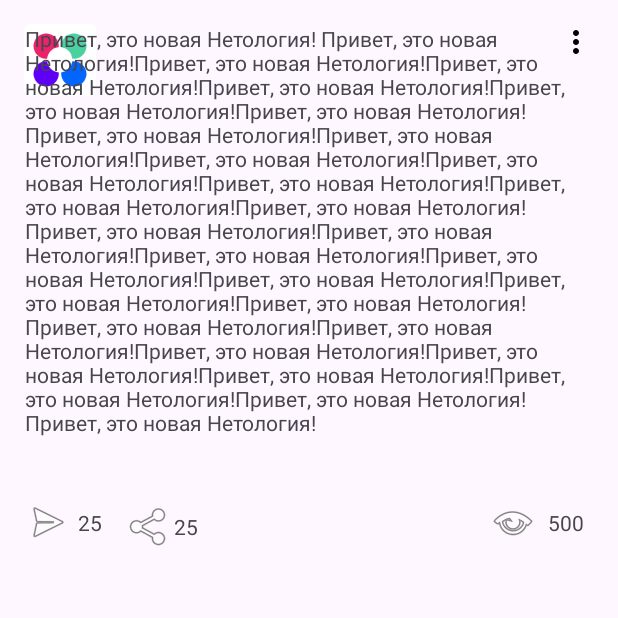
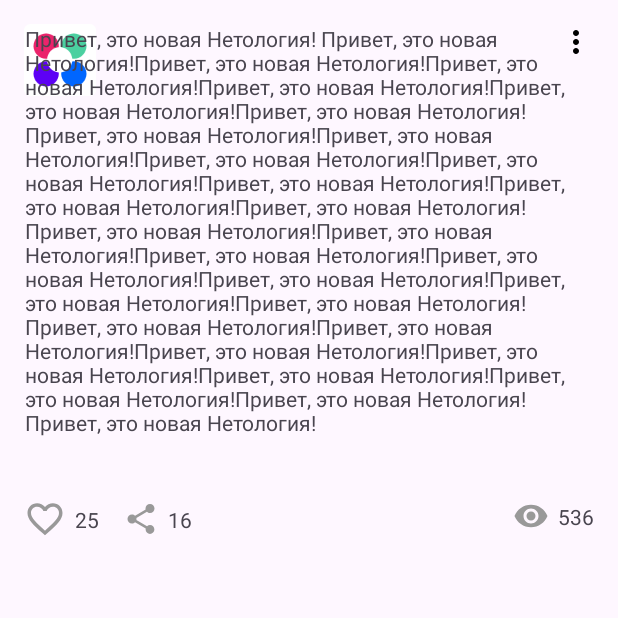
Before and after one commit to katerinova92/Android_HW1, an Android app: the screen it shows after launch (MainActivity), on a phone screen of 412 x 824 dp, the top half of it. Run offline under Robolectric (Android 15) with nearby library versions, the phone set to English and light mode, and no system bars.

Commit message:
Icons changed, names fixed

```diff
--- /dev/null
+++ b/app/src/main/res/drawable/ic_like_24.xml
@@ -0,0 +1,5 @@
+<vector android:height="24dp" android:tint="#999999"
+    android:viewportHeight="24" android:viewportWidth="24"
+    android:width="24dp" xmlns:android="http://schemas.android.com/apk/res/android">
+    <path android:fillColor="@android:color/white" android:pathData="M16.5,3c-1.74,0 -3.41,0.81 -4.5,2.09C10.91,3.81 9.24,3 7.5,3 4.42,3 2,5.42 2,8.5c0,3.78 3.4,6.86 8.55,11.54L12,21.35l1.45,-1.32C18.6,15.36 22,12.28 22,8.5 22,5.42 19.58,3 16.5,3zM12.1,18.55l-0.1,0.1 -0.1,-0.1C7.14,14.24 4,11.39 4,8.5 4,6.5 5.5,5 7.5,5c1.54,0 3.04,0.99 3.57,2.36h1.87C13.46,5.99 14.96,5 16.5,5c2,0 3.5,1.5 3.5,3.5 0,2.89 -3.14,5.74 -7.9,10.05z"/>
+</vector>
--- /dev/null
+++ b/app/src/main/res/drawable/ic_share_24.xml
@@ -0,0 +1,5 @@
+<vector android:height="24dp" android:tint="#999999"
+    android:viewportHeight="24" android:viewportWidth="24"
+    android:width="24dp" xmlns:android="http://schemas.android.com/apk/res/android">
+    <path android:fillColor="@android:color/white" android:pathData="M18,16.08c-0.76,0 -1.44,0.3 -1.96,0.77L8.91,12.7c0.05,-0.23 0.09,-0.46 0.09,-0.7s-0.04,-0.47 -0.09,-0.7l7.05,-4.11c0.54,0.5 1.25,0.81 2.04,0.81 1.66,0 3,-1.34 3,-3s-1.34,-3 -3,-3 -3,1.34 -3,3c0,0.24 0.04,0.47 0.09,0.7L8.04,9.81C7.5,9.31 6.79,9 6,9c-1.66,0 -3,1.34 -3,3s1.34,3 3,3c0.79,0 1.5,-0.31 2.04,-0.81l7.12,4.16c-0.05,0.21 -0.08,0.43 -0.08,0.65 0,1.61 1.31,2.92 2.92,2.92 1.61,0 2.92,-1.31 2.92,-2.92s-1.31,-2.92 -2.92,-2.92z"/>
+</vector>
--- /dev/null
+++ b/app/src/main/res/drawable/ic_views_24.xml
@@ -0,0 +1,5 @@
+<vector android:height="24dp" android:tint="#999999"
+    android:viewportHeight="24" android:viewportWidth="24"
+    android:width="24dp" xmlns:android="http://schemas.android.com/apk/res/android">
+    <path android:fillColor="@android:color/white" android:pathData="M12,4.5C7,4.5 2.73,7.61 1,12c1.73,4.39 6,7.5 11,7.5s9.27,-3.11 11,-7.5c-1.73,-4.39 -6,-7.5 -11,-7.5zM12,17c-2.76,0 -5,-2.24 -5,-5s2.24,-5 5,-5 5,2.24 5,5 -2.24,5 -5,5zM12,9c-1.66,0 -3,1.34 -3,3s1.34,3 3,3 3,-1.34 3,-3 -1.34,-3 -3,-3z"/>
+</vector>
--- a/app/src/main/res/layout/activity_main.xml
+++ b/app/src/main/res/layout/activity_main.xml
@@ -79,64 +79,63 @@
         app:constraint_referenced_ids="postText" />
 
     <ImageView
-        android:id="@+id/imageView7"
+        android:id="@+id/icLiked"
+        android:layout_width="28dp"
+        android:layout_height="28dp"
+        android:layout_marginTop="16dp"
+        app:layout_constraintStart_toStartOf="parent"
+        app:layout_constraintTop_toBottomOf="@+id/postText"
+        app:srcCompat="@drawable/ic_like_24" />
+
+    <TextView
+        android:id="@+id/likesNumber"
+        android:layout_width="wrap_content"
+        android:layout_height="wrap_content"
+        android:layout_marginStart="6dp"
+        android:text="@string/likesNumber"
+        app:layout_constraintBottom_toBottomOf="@+id/icLiked"
+        app:layout_constraintStart_toEndOf="@+id/icLiked"
+        app:layout_constraintTop_toTopOf="@+id/icLiked" />
+
+    <ImageView
+        android:id="@+id/shared"
+        android:layout_width="wrap_content"
+        android:layout_height="wrap_content"
+        android:layout_marginStart="16dp"
+        app:layout_constraintBottom_toBottomOf="@+id/likesNumber"
+        app:layout_constraintStart_toEndOf="@+id/likesNumber"
+        app:layout_constraintTop_toTopOf="@+id/likesNumber"
+        app:srcCompat="@drawable/ic_share_24" />
+
+    <TextView
+        android:id="@+id/sharedNumber"
+        android:layout_width="wrap_content"
+        android:layout_height="wrap_content"
+        android:layout_marginStart="6dp"
+        android:text="@string/sharedNum"
+        app:layout_constraintBottom_toBottomOf="@+id/shared"
+        app:layout_constraintStart_toEndOf="@+id/shared"
+        app:layout_constraintTop_toTopOf="@+id/shared" />
+
+    <ImageView
+        android:id="@+id/views"
         android:layout_width="wrap_content"
         android:layout_height="wrap_content"
         android:layout_marginTop="16dp"
-        app:layout_constraintStart_toStartOf="parent"
+        android:layout_marginEnd="30dp"
+        app:layout_constraintEnd_toEndOf="parent"
         app:layout_constraintTop_toBottomOf="@+id/postText"
-        app:srcCompat="@android:drawable/ic_menu_send" />
+        app:srcCompat="@drawable/ic_views_24" />
 
     <TextView
-        android:id="@+id/likes"
+        android:id="@+id/viewsNumber"
         android:layout_width="wrap_content"
         android:layout_height="wrap_content"
-        android:text="@string/_25"
-        android:layout_marginTop="16dp"
-        android:layout_marginStart="4dp"
-        app:layout_constraintBottom_toBottomOf="@+id/imageView7"
-        app:layout_constraintStart_toEndOf="@+id/imageView7"
-        app:layout_constraintTop_toBottomOf="@+id/postText" />
-
-    <ImageView
-        android:id="@+id/imageView8"
-        android:layout_width="wrap_content"
-        android:layout_height="wrap_content"
-        android:layout_marginTop="6dp"
-        android:layout_marginStart="16dp"
-        app:layout_constraintBottom_toBottomOf="@+id/likes"
-        app:layout_constraintStart_toEndOf="@+id/likes"
-        app:layout_constraintTop_toTopOf="@+id/likes"
-        app:srcCompat="@android:drawable/ic_menu_share" />
-
-    <TextView
-        android:id="@+id/shared"
-        android:layout_width="wrap_content"
-        android:layout_height="wrap_content"
-        android:text="@string/sharedNumber"
-        app:layout_constraintBottom_toBottomOf="@+id/imageView8"
-        app:layout_constraintStart_toEndOf="@+id/imageView8"
-        app:layout_constraintTop_toTopOf="@+id/imageView8" />
-
-    <ImageView
-        android:id="@+id/imageView9"
-        android:layout_width="wrap_content"
-        android:layout_height="wrap_content"
-        android:layout_marginTop="16dp"
-        android:layout_marginEnd="38dp"
-        app:layout_constraintEnd_toEndOf="parent"
-        app:layout_constraintTop_toBottomOf="@+id/postText"
-        app:srcCompat="@android:drawable/ic_menu_view" />
-
-    <TextView
-        android:id="@+id/views"
-        android:layout_width="wrap_content"
-        android:layout_height="wrap_content"
-        android:text="500"
-        app:layout_constraintBottom_toBottomOf="@+id/imageView9"
-        app:layout_constraintEnd_toEndOf="parent"
-        app:layout_constraintStart_toEndOf="@+id/imageView9"
-        app:layout_constraintTop_toTopOf="@+id/imageView9" />
+        android:layout_marginStart="6dp"
+        android:text="@string/viewsNumber"
+        app:layout_constraintBottom_toBottomOf="@+id/views"
+        app:layout_constraintStart_toEndOf="@+id/views"
+        app:layout_constraintTop_toTopOf="@+id/views" />
 
 
 </androidx.constraintlayout.widget.ConstraintLayout>
--- a/app/src/main/res/values/strings.xml
+++ b/app/src/main/res/values/strings.xml
@@ -4,7 +4,8 @@
     <string name="author">Netology. IT University</string>
     <string name="published">05 march in 20:50</string>
     <string name="postText" translatable="false">Привет, это новая Нетология! Привет, это новая Нетология!Привет, это новая Нетология!Привет, это новая Нетология!Привет, это новая Нетология!Привет, это новая Нетология!Привет, это новая Нетология!Привет, это новая Нетология!Привет, это новая Нетология!Привет, это новая Нетология!Привет, это новая Нетология!Привет, это новая Нетология!Привет, это новая Нетология!Привет, это новая Нетология!Привет, это новая Нетология!Привет, это новая Нетология!Привет, это новая Нетология!Привет, это новая Нетология!Привет, это новая Нетология!Привет, это новая Нетология!Привет, это новая Нетология!Привет, это новая Нетология!Привет, это новая Нетология!Привет, это новая Нетология!Привет, это новая Нетология!Привет, это новая Нетология!Привет, это новая Нетология!Привет, это новая Нетология!Привет, это новая Нетология!  </string>
-    <string name="_25">25</string>
-    <string name="sharedNumber">25</string>
     <string name="authorHeadline">Netology. IT University</string>
+    <string name="likesNumber" translatable="false">25</string>
+    <string name="sharedNum" translatable="false">16</string>
+    <string name="viewsNumber" translatable="false">536</string>
 </resources>
```
